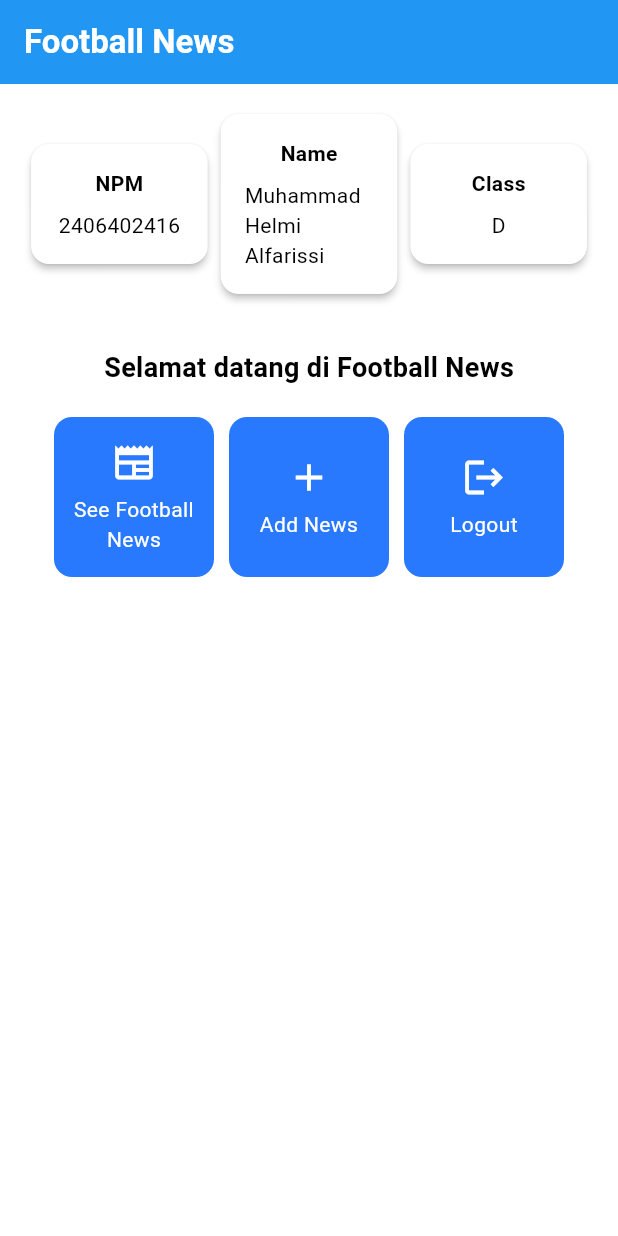
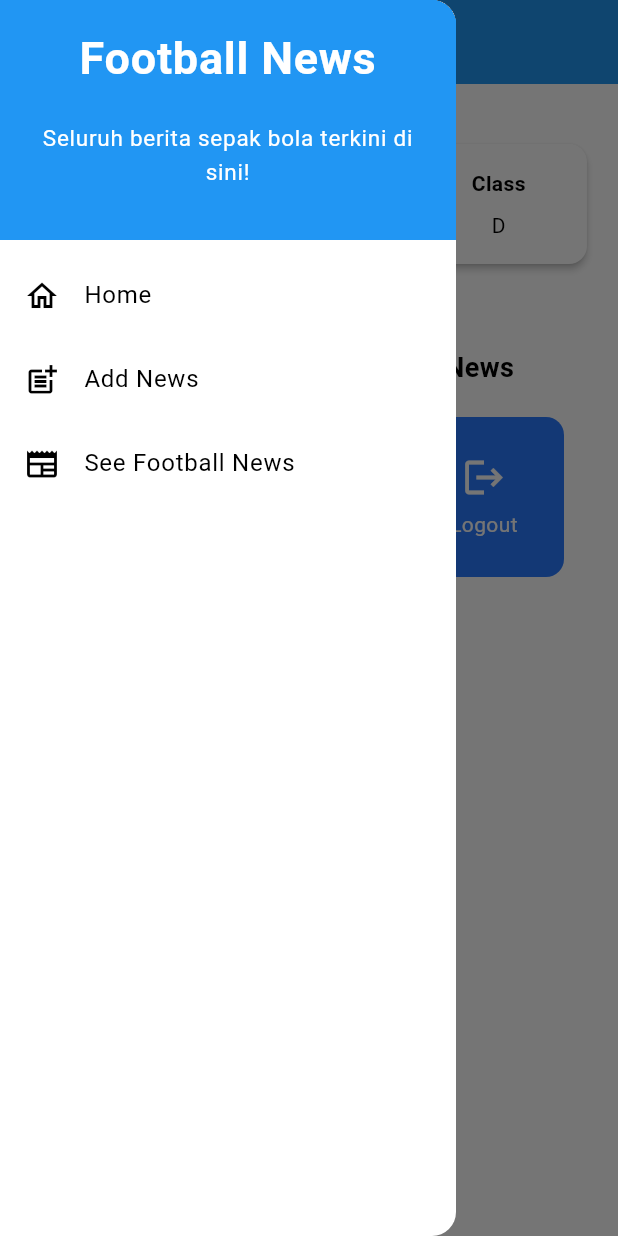
Before and after one commit to mhelmialf/football-news-mobile, a Flutter app: the screen it shows after launch, with the side drawer open (before the commit the screen has no drawer), on a phone screen of 412 x 824 dp. Run offline on Flutter 3.47's test engine with Material 3 defaults, Android fonts, the phone set to English and light mode, and no system bars.

Commit message:
Completed Tutorial 7: Flutter Navigation, Layouts, Forms, and Input Elements

```diff
--- a/lib/main.dart
+++ b/lib/main.dart
@@ -1,5 +1,5 @@
 import 'package:flutter/material.dart';
-import 'package:football_news/menu.dart';
+import 'package:football_news/screens/menu.dart';
 
 void main() {
   runApp(const MyApp());
--- a/lib/menu.dart
+++ b/lib/screens/menu.dart
@@ -1,4 +1,6 @@
 import 'package:flutter/material.dart';
+import 'package:football_news/widgets/left_drawer.dart';
+import 'package:football_news/widgets/news_card.dart';
 
 class MyHomePage extends StatelessWidget {
   MyHomePage({super.key});
@@ -28,7 +30,10 @@ class MyHomePage extends StatelessWidget {
           ),
           // Warna latar belakang AppBar diambil dari skema warna tema aplikasi.
           backgroundColor: Theme.of(context).colorScheme.primary,
+          foregroundColor: Colors.white,
         ),
+        // Menambahkan drawer samping kiri.
+        drawer: const LeftDrawer(),
         // Body halaman dengan padding di sekelilingnya.
         body: Padding(
           padding: const EdgeInsets.all(16.0),
@@ -132,57 +137,3 @@ class ItemHomepage {
 
   ItemHomepage(this.name, this.icon);
 }
-
-class ItemCard extends StatelessWidget {
-  // Menampilkan kartu dengan ikon dan nama.
-
-  final ItemHomepage item;
-
-  const ItemCard(this.item, {super.key});
-
-  @override
-  Widget build(BuildContext context) {
-    return Material(
-      // Menentukan warna latar belakang dari tema aplikasi.
-      color: Theme.of(context).colorScheme.secondary,
-      // Membuat sudut kartu melengkung.
-      borderRadius: BorderRadius.circular(12),
-
-      child: InkWell(
-        // Aksi ketika kartu ditekan.
-        onTap: () {
-          // Menampilkan pesan SnackBar saat kartu ditekan.
-          ScaffoldMessenger.of(context)
-            ..hideCurrentSnackBar()
-            ..showSnackBar(
-                SnackBar(content: Text("Kamu telah menekan tombol ${item.name}!"))
-            );
-        },
-        // Container untuk menyimpan Icon dan Text
-        child: Container(
-          padding: const EdgeInsets.all(8),
-          child: Center(
-            child: Column(
-              // Menyusun ikon dan teks di tengah kartu.
-              mainAxisAlignment: MainAxisAlignment.center,
-              children: [
-                Icon(
-                  item.icon,
-                  color: Colors.white,
-                  size: 30.0,
-                ),
-                const Padding(padding: EdgeInsets.all(3)),
-                Text(
-                  item.name,
-                  textAlign: TextAlign.center,
-                  style: const TextStyle(color: Colors.white),
-                ),
-              ],
-            ),
-          ),
-        ),
-      ),
-    );
-  }
-
-}
--- /dev/null
+++ b/lib/widgets/left_drawer.dart
@@ -0,0 +1,81 @@
+import 'package:flutter/material.dart';
+import 'package:football_news/screens/menu.dart';
+import 'package:football_news/screens/newslist_form.dart';
+
+class LeftDrawer extends StatelessWidget {
+  const LeftDrawer({super.key});
+
+  @override
+  Widget build(BuildContext context) {
+    return Drawer(
+      child: ListView(
+        children: [
+            const DrawerHeader(
+              decoration: BoxDecoration(
+                color: Colors.blue,
+              ),
+              child: Column(
+                children: [
+                  Text(
+                    'Football News',
+                    textAlign: TextAlign.center,
+                    style: TextStyle(
+                      fontSize: 30,
+                      fontWeight: FontWeight.bold,
+                      color: Colors.white,
+                    ),
+                  ),
+                  Padding(padding: EdgeInsets.all(10)),
+                  Text("Seluruh berita sepak bola terkini di sini!",
+                      textAlign: TextAlign.center,
+                      style: TextStyle(
+                        fontSize: 15,
+                        color: Colors.white,
+                        fontWeight: FontWeight.normal,
+                      )
+                      ),
+                ],
+              ),
+          ),
+          ListTile(
+            leading: const Icon(Icons.home_outlined),
+            title: const Text('Home'),
+            // Bagian redirection ke MyHomePage
+            onTap: () {
+              Navigator.pushReplacement(
+                  context,
+                  MaterialPageRoute(
+                    builder: (context) => MyHomePage(),
+                  ));
+            },
+          ),
+          ListTile(
+            leading: const Icon(Icons.post_add),
+            title: const Text('Add News'),
+            // Bagian redirection ke NewsFormPage
+            onTap: () {
+              Navigator.pushReplacement(
+                  context,
+                  MaterialPageRoute(
+                    builder: (context) => NewsFormPage(),
+                  ));
+            },
+          ),
+          // ListTile baru untuk ke halaman melihat news
+          ListTile(
+            leading: const Icon(Icons.newspaper),
+            title: const Text('See Football News'),
+            // Bagian redirection ke MyHomePage
+            onTap: () {
+              Navigator.pushReplacement(
+                  context,
+                  MaterialPageRoute(
+                    builder: (context) => MyHomePage(),
+                  ));
+            },
+          ),
+        ],
+      ),
+    );
+  }
+}
--- /dev/null
+++ b/lib/widgets/news_card.dart
@@ -0,0 +1,65 @@
+import 'package:flutter/material.dart';
+import 'package:football_news/screens/menu.dart';
+import 'package:football_news/screens/newslist_form.dart';
+
+class ItemCard extends StatelessWidget {
+  // Menampilkan kartu dengan ikon dan nama.
+
+  final ItemHomepage item;
+
+  const ItemCard(this.item, {super.key});
+
+  @override
+  Widget build(BuildContext context) {
+    return Material(
+      // Menentukan warna latar belakang dari tema aplikasi.
+      color: Theme.of(context).colorScheme.secondary,
+      // Membuat sudut kartu melengkung.
+      borderRadius: BorderRadius.circular(12),
+
+      child: InkWell(
+        // Aksi ketika kartu ditekan.
+        onTap: () {
+          // Menampilkan pesan SnackBar saat kartu ditekan.
+          ScaffoldMessenger.of(context)
+            ..hideCurrentSnackBar()
+            ..showSnackBar(
+                SnackBar(content: Text("Kamu telah menekan tombol ${item.name}!"))
+            );
+
+            if (item.name == "Tambah Berita") {
+              Navigator.pushReplacement(
+                  context,
+                  MaterialPageRoute(
+                    builder: (context) => NewsFormPage(),
+                  ));
+            }
+        },
+        // Container untuk menyimpan Icon dan Text
+        child: Container(
+          padding: const EdgeInsets.all(8),
+          child: Center(
+            child: Column(
+              // Menyusun ikon dan teks di tengah kartu.
+              mainAxisAlignment: MainAxisAlignment.center,
+              children: [
+                Icon(
+                  item.icon,
+                  color: Colors.white,
+                  size: 30.0,
+                ),
+                const Padding(padding: EdgeInsets.all(3)),
+                Text(
+                  item.name,
+                  textAlign: TextAlign.center,
+                  style: const TextStyle(color: Colors.white),
+                ),
+              ],
+            ),
+          ),
+        ),
+      ),
+    );
+  }
+
+}
```
Also changed, not shown: lib/screens/newslist_form.dart (added, +214 -0 lines).
